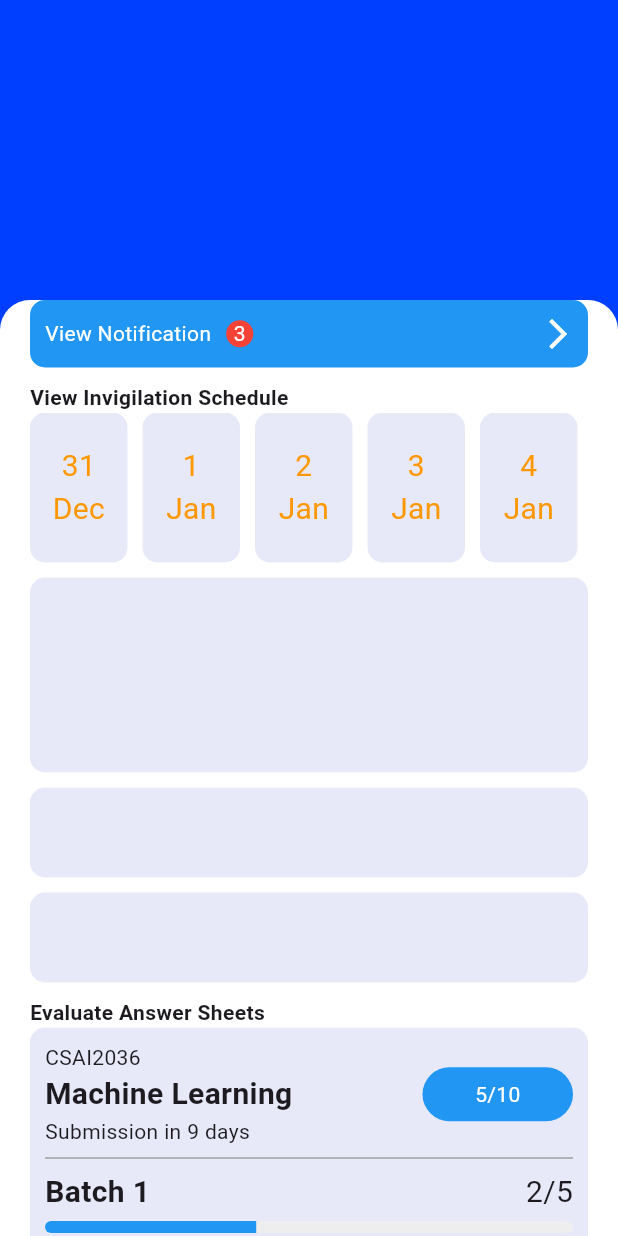
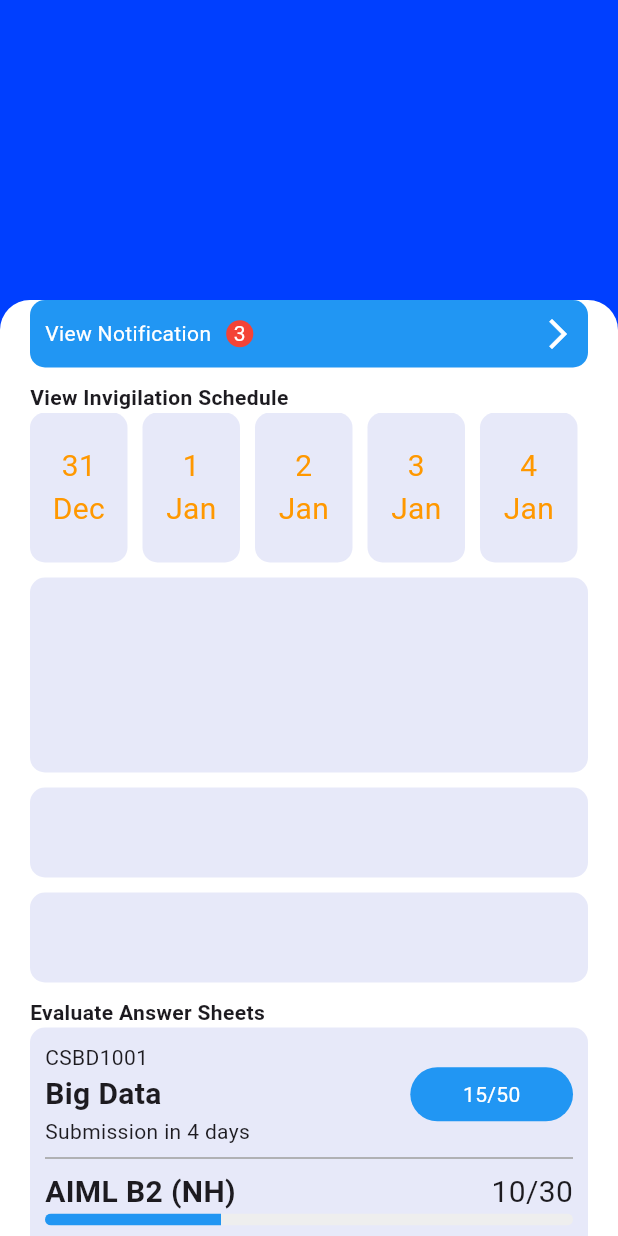
Before and after one commit to aniruddh622003/upes_parikshamitr_teacher_frontend, a Flutter app: the screen it shows after launch, on a phone screen of 412 x 824 dp. Run offline on Flutter 3.47's test engine with Material 3 defaults, Android fonts, the phone set to English and light mode, and no system bars.

Commit message:
Completed sheets card design

```diff
--- a/lib/pages/dashboard.dart
+++ b/lib/pages/dashboard.dart
@@ -3,13 +3,57 @@ import 'package:flutter/material.dart';
 class Dashboard extends StatelessWidget {
   Dashboard({super.key});
 
+  List<Widget> makeBatchwiseBars(List<Map<String, dynamic>> batches) {
+    List<Widget> batchwiseBars = [];
+    for (Map<String, dynamic> batch in batches) {
+      batchwiseBars.add(
+        Column(
+          children: [
+            Row(
+              mainAxisAlignment: MainAxisAlignment.spaceBetween,
+              children: [
+                Text(
+                  '${batch['name']}',
+                  style: const TextStyle(
+                    fontSize: 20,
+                    fontWeight: FontWeight.bold,
+                  ),
+                ),
+                Text(
+                  '${batch['sheetsEvaluated'].toString()}/${batch['totalSheets'].toString()}',
+                  style: const TextStyle(
+                    fontSize: 20,
+                  ),
+                )
+              ],
+            ),
+            ClipRRect(
+              borderRadius: const BorderRadius.all(Radius.circular(10)),
+              child: SizedBox(
+                height: 8,
+                child: LinearProgressIndicator(
+                  value: batch['sheetsEvaluated'] / batch['totalSheets'],
+                  backgroundColor: Colors.grey[200],
+                  valueColor: const AlwaysStoppedAnimation<Color>(Colors.blue),
+                ),
+              ),
+            ),
+            const SizedBox(height: 5),
+          ],
+        ),
+      );
+      batchwiseBars.add(const SizedBox(width: 10));
+    }
+    return batchwiseBars;
+  }
+
   final sheetsData = [
     {
-      'subjectCode': 'CSAI2036',
-      'subjectName': 'Machine Learning',
-      'dueDate': '2024-01-20',
+      'subjectCode': 'CSBD1001',
+      'subjectName': 'Big Data',
+      'dueDate': '2024-01-15',
       'batches': [
-        {'name': 'AIML B1 (NH)', 'totalSheets': 20, 'sheetsEvaluated': 10},
+        {'name': 'AIML B2 (NH)', 'totalSheets': 30, 'sheetsEvaluated': 10},
         {'name': 'AIML B3 (H)', 'totalSheets': 20, 'sheetsEvaluated': 5}
       ]
     },
@@ -19,26 +63,86 @@ class Dashboard extends StatelessWidget {
       'dueDate': '2024-01-20',
       'batches': [
         {'name': 'AIML B1 (NH)', 'totalSheets': 20, 'sheetsEvaluated': 10},
+        {'name': 'AIML B3 (H)', 'totalSheets': 20, 'sheetsEvaluated': 5},
         {'name': 'AIML B3 (H)', 'totalSheets': 20, 'sheetsEvaluated': 5}
       ]
     },
     {
-      'subjectCode': 'CSAI2036',
-      'subjectName': 'Machine Learning',
-      'dueDate': '2024-01-20',
+      'subjectCode': 'CSAI1231',
+      'subjectName': 'Deep Learning',
+      'dueDate': '2024-01-25',
       'batches': [
         {'name': 'AIML B1 (NH)', 'totalSheets': 20, 'sheetsEvaluated': 10},
         {'name': 'AIML B3 (H)', 'totalSheets': 20, 'sheetsEvaluated': 5}
       ]
     }
   ];
-
   List<Widget> makeSheetCards(List<Map<String, dynamic>> sheetsData) {
     List<Widget> sheetCards = [];
-    for (var sheetData in sheetsData) {
-      sheetCards.add();
+    sheetCards.add(const Text("Evaluate Answer Sheets",
+        style: TextStyle(fontWeight: FontWeight.bold)));
+    for (Map<String, dynamic> sheetData in sheetsData) {
+      final int daysRemaining = DateTime.parse(sheetData['dueDate'].toString())
+          .difference(DateTime.now())
+          .inDays;
+      int totalSheets = 0;
+      int sheetsEvaluated = 0;
+      for (var batch in sheetData['batches'] as List<Map<String, dynamic>>) {
+        totalSheets += batch['totalSheets'] as int;
+        sheetsEvaluated += batch['sheetsEvaluated'] as int;
+      }
+      sheetCards.add(Container(
+        padding: const EdgeInsets.all(10),
+        decoration: BoxDecoration(
+          color: const Color.fromARGB(255, 231, 233, 249),
+          borderRadius: BorderRadius.circular(10),
+        ),
+        child: Column(children: [
+          Row(
+            mainAxisAlignment: MainAxisAlignment.spaceBetween,
+            children: [
+              Column(
+                crossAxisAlignment: CrossAxisAlignment.start,
+                children: [
+                  Text(sheetData['subjectCode'].toString()),
+                  Text(
+                    sheetData['subjectName'].toString(),
+                    style: const TextStyle(
+                        fontSize: 20, fontWeight: FontWeight.bold),
+                  ),
+                  Text('Submission in $daysRemaining days'),
+                ],
+              ),
+              Container(
+                padding:
+                    const EdgeInsets.symmetric(horizontal: 35, vertical: 8),
+                decoration: BoxDecoration(
+                  color: Colors.blue,
+                  borderRadius: BorderRadius.circular(20),
+                ),
+                child: Text(
+                  '$sheetsEvaluated/$totalSheets',
+                  style: const TextStyle(color: Colors.white),
+                ),
+              )
+            ],
+          ),
+          const Divider(color: Colors.grey),
+          Column(
+              children: makeBatchwiseBars(
+                  sheetData['batches'] as List<Map<String, dynamic>>)),
+        ]),
+      ));
+      sheetCards.add(const SizedBox(height: 10));
     }
     return sheetCards;
+  }
+
+  Widget makeSheetMain(List<Map<String, dynamic>> sheetsData) {
+    return Column(
+      crossAxisAlignment: CrossAxisAlignment.start,
+      children: makeSheetCards(sheetsData),
+    );
   }
 
   final Widget notificationButton = Container(
@@ -203,169 +307,7 @@ class Dashboard extends StatelessWidget {
                         ],
                       ),
                       const SizedBox(height: 10),
-                      Column(
-                        crossAxisAlignment: CrossAxisAlignment.start,
-                        children: [
-                          const Text("Evaluate Answer Sheets",
-                              style: TextStyle(fontWeight: FontWeight.bold)),
-                          Container(
-                            padding: const EdgeInsets.all(10),
-                            decoration: BoxDecoration(
-                              color: const Color.fromARGB(255, 231, 233, 249),
-                              borderRadius: BorderRadius.circular(10),
-                            ),
-                            child: Column(children: [
-                              Row(
-                                mainAxisAlignment:
-                                    MainAxisAlignment.spaceBetween,
-                                children: [
-                                  Column(
-                                    crossAxisAlignment:
-                                        CrossAxisAlignment.start,
-                                    children: [
-                                      Text(sheetData['subjectCode'].toString()),
-                                      Text(
-                                        sheetData['subjectName'].toString(),
-                                        style: const TextStyle(
-                                            fontSize: 20,
-                                            fontWeight: FontWeight.bold),
-                                      ),
-                                      Text('Submission in $difference days'),
-                                    ],
-                                  ),
-                                  Container(
-                                    padding: const EdgeInsets.symmetric(
-                                        horizontal: 35, vertical: 8),
-                                    decoration: BoxDecoration(
-                                      color: Colors.blue,
-                                      borderRadius: BorderRadius.circular(20),
-                                    ),
-                                    child: const Text(
-                                      '5/10',
-                                      style: TextStyle(color: Colors.white),
-                                    ),
-                                  )
-                                ],
-                              ),
-                              const Divider(color: Colors.grey),
-                              Column(
-                                children: [
-                                  const Row(
-                                    mainAxisAlignment:
-                                        MainAxisAlignment.spaceBetween,
-                                    children: [
-                                      Text(
-                                        'Batch 1',
-                                        style: TextStyle(
-                                          fontSize: 20,
-                                          fontWeight: FontWeight.bold,
-                                        ),
-                                      ),
-                                      Text(
-                                        '2/5',
-                                        style: TextStyle(
-                                          fontSize: 20,
-                                        ),
-                                      )
-                                    ],
-                                  ),
-                                  const SizedBox(height: 5),
-                                  ClipRRect(
-                                    borderRadius: const BorderRadius.all(
-                                        Radius.circular(10)),
-                                    child: SizedBox(
-                                      height: 8,
-                                      child: LinearProgressIndicator(
-                                        value: 2 / 5,
-                                        backgroundColor: Colors.grey[200],
-                                        valueColor:
-                                            const AlwaysStoppedAnimation<Color>(
-                                                Colors.blue),
-                                      ),
-                                    ),
-                                  ),
-                                ],
-                              ),
-                              Column(
-                                children: [
-                                  const Row(
-                                    mainAxisAlignment:
-                                        MainAxisAlignment.spaceBetween,
-                                    children: [
-                                      Text(
-                                        'Batch 1',
-                                        style: TextStyle(
-                                          fontSize: 20,
-                                          fontWeight: FontWeight.bold,
-                                        ),
-                                      ),
-                                      Text(
-                                        '2/5',
-                                        style: TextStyle(
-                                          fontSize: 20,
-                                        ),
-                                      )
-                                    ],
-                                  ),
-                                  const SizedBox(height: 5),
-                                  ClipRRect(
-                                    borderRadius: const BorderRadius.all(
-                                        Radius.circular(10)),
-                                    child: SizedBox(
-                                      height: 8,
-                                      child: LinearProgressIndicator(
-                                        value: 2 / 5,
-                                        backgroundColor: Colors.grey[200],
-                                        valueColor:
-                                            const AlwaysStoppedAnimation<Color>(
-                                                Colors.blue),
-                                      ),
-                                    ),
-                                  ),
-                                ],
-                              ),
-                              Column(
-                                children: [
-                                  const Row(
-                                    mainAxisAlignment:
-                                        MainAxisAlignment.spaceBetween,
-                                    children: [
-                                      Text(
-                                        'Batch 1',
-                                        style: TextStyle(
-                                          fontSize: 20,
-                                          fontWeight: FontWeight.bold,
-                                        ),
-                                      ),
-                                      Text(
-                                        '2/5',
-                                        style: TextStyle(
-                                          fontSize: 20,
-                                        ),
-                                      )
-                                    ],
-                                  ),
-                                  const SizedBox(height: 5),
-                                  ClipRRect(
-                                    borderRadius: const BorderRadius.all(
-                                        Radius.circular(10)),
-                                    child: SizedBox(
-                                      height: 8,
-                                      child: LinearProgressIndicator(
-                                        value: 2 / 5,
-                                        backgroundColor: Colors.grey[200],
-                                        valueColor:
-                                            const AlwaysStoppedAnimation<Color>(
-                                                Colors.blue),
-                                      ),
-                                    ),
-                                  ),
-                                ],
-                              ),
-                            ]),
-                          ),
-                        ],
-                      ),
+                      makeSheetMain(sheetsData),
                     ],
                   )),
             ),
```
